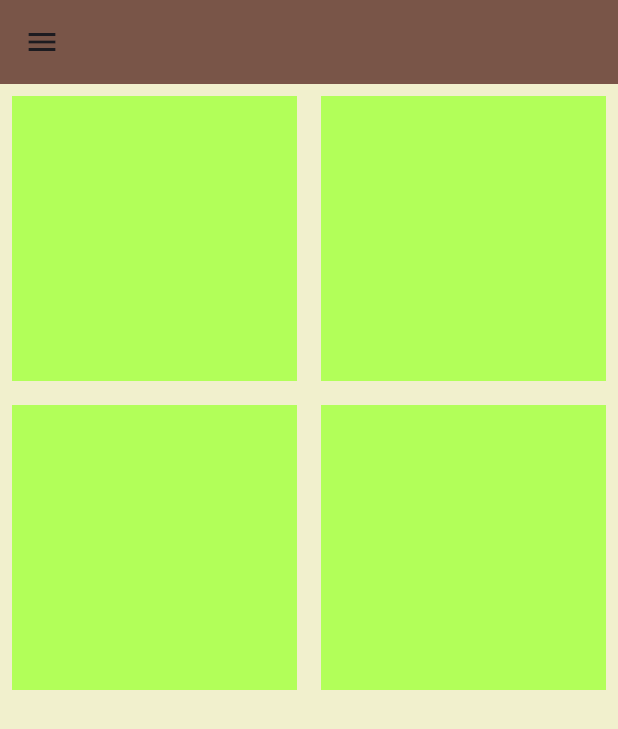
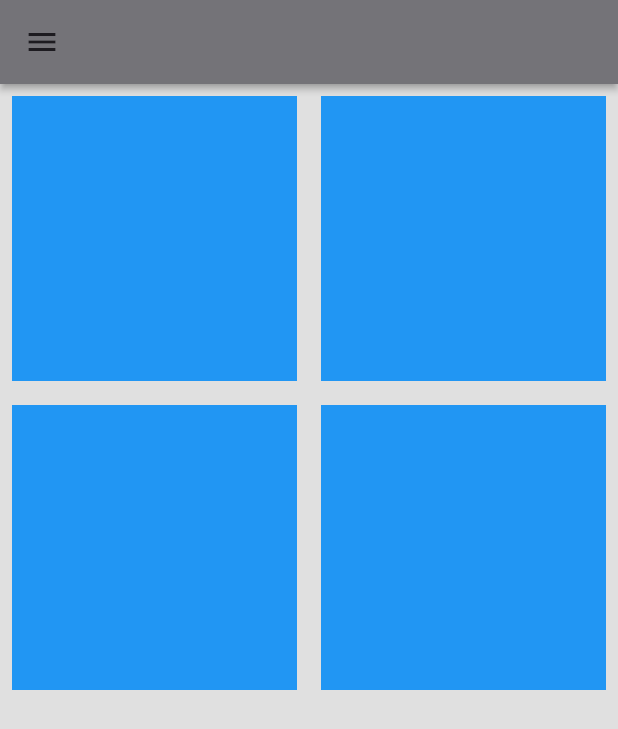
Before and after one commit to Jvalencia25/SE-Proyecto, a Flutter app: the screen it shows after launch, on a phone screen of 412 x 824 dp. Shown: the top 729 px of the screen. Run offline on Flutter 3.47's test engine with Material 3 defaults, Android fonts, the phone set to English and light mode, and no system bars.

Commit message:
expanded
solucionado overflow

```diff
--- a/Front/erp_reposteria/lib/constants.dart
+++ b/Front/erp_reposteria/lib/constants.dart
@@ -1,13 +1,17 @@
 import 'package:flutter/material.dart';
 
-var MyDefaultBackround = Color.fromARGB(255, 241, 240, 205);
+var MyDefaultBackround = Colors.grey[300];
 
 var MyAppBar = AppBar(
-        backgroundColor: Colors.brown,
+        backgroundColor: Colors.grey[600],
+        shadowColor: Colors.grey,
+        elevation: 2,
 );
 
 var MyDrawer = Drawer(
-        backgroundColor: Colors.blueAccent,
+        backgroundColor: Colors.grey[300],
+        shadowColor: Colors.grey,
+        elevation: 4,
         child: Column(children: [
           DrawerHeader(child: Icon(Icons.local_restaurant)),
           ListTile(
--- a/Front/erp_reposteria/lib/responsive/desktop_scaffold.dart
+++ b/Front/erp_reposteria/lib/responsive/desktop_scaffold.dart
@@ -20,7 +20,8 @@ class _DesktopScaffoldState extends State<DesktopScaffold> {
         Expanded(child: Column(
         children: [
           //4 box on the top
-          AspectRatio(
+          Expanded(
+            child: AspectRatio(
               aspectRatio: 1,
             child: SizedBox(
             child: GridView.builder(
@@ -32,6 +33,7 @@ class _DesktopScaffoldState extends State<DesktopScaffold> {
             }),
             ),
             ),
+          ),
 
         ],
       ),)
--- a/Front/erp_reposteria/lib/responsive/mobile_scaffold.dart
+++ b/Front/erp_reposteria/lib/responsive/mobile_scaffold.dart
@@ -18,7 +18,8 @@ class _MobileScaffoldState extends State<MobileScaffold> {
       body: Column(
         children: [
           //4 box on the top
-          AspectRatio(
+          Expanded(
+            child: AspectRatio(
               aspectRatio: 1,
             child: SizedBox(
             child: GridView.builder(
@@ -30,6 +31,7 @@ class _MobileScaffoldState extends State<MobileScaffold> {
             }),
             ),
             ),
+          ),
 
         ],
       ),
--- a/Front/erp_reposteria/lib/responsive/responsive_layout.dart
+++ b/Front/erp_reposteria/lib/responsive/responsive_layout.dart
@@ -17,7 +17,7 @@ class ResponsiveLayout extends StatelessWidget {
       builder: (context, constraints) {
         if (constraints.maxWidth < 500) {
           return mobileScaffold;
-        } else if (constraints.maxWidth < 1100) {
+        } else if (constraints.maxWidth < 900) {
           return tabletScaffold;
         } else {
           return desktopScaffold;
--- a/Front/erp_reposteria/lib/responsive/tablet_scaffold.dart
+++ b/Front/erp_reposteria/lib/responsive/tablet_scaffold.dart
@@ -18,7 +18,8 @@ class _TabletScaffoldState extends State<TabletScaffold> {
       body: Column(
         children: [
           //4 box on the top
-          AspectRatio(
+          Expanded(
+            child: AspectRatio(
               aspectRatio: 1,
             child: SizedBox(
             child: GridView.builder(
@@ -30,6 +31,7 @@ class _TabletScaffoldState extends State<TabletScaffold> {
             }),
             ),
             ),
+          ),
 
         ],
       ),
--- a/Front/erp_reposteria/lib/util/my_box.dart
+++ b/Front/erp_reposteria/lib/util/my_box.dart
@@ -7,7 +7,7 @@ class MyBox extends StatelessWidget {
     return Padding(
               padding: const EdgeInsets.all(8.0),
               child: Container(
-                color: Colors.lightGreenAccent,
+                color: Colors.blue,
                 ),
             );
   }
```
Lines whose indentation alone changed are shown as unchanged.
